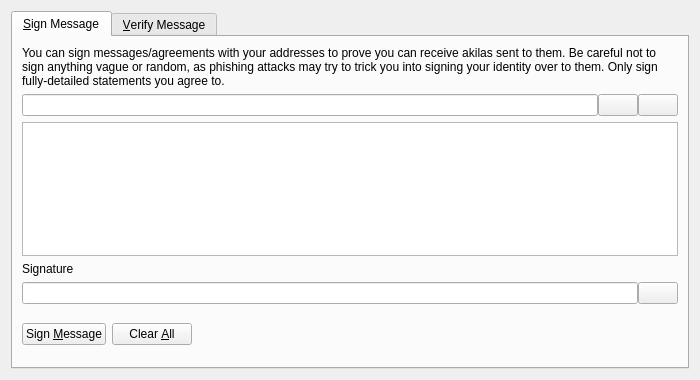
The window that src/qt/forms/signverifymessagedialog.ui (PaladeumBlockchain/Paladeum) describes before a commit, drawn with Qt 5.
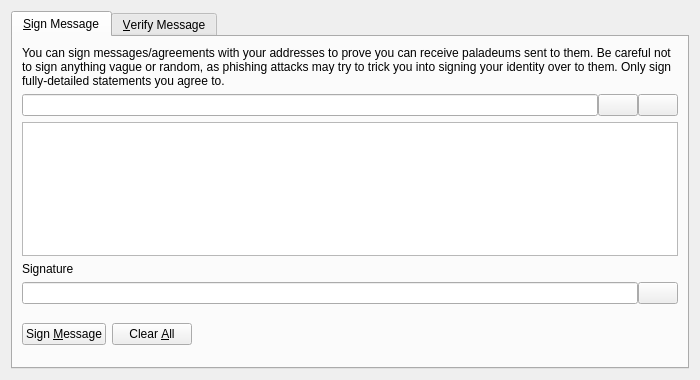
The same window after the commit. Icons and pictures are not drawn. Custom widgets are drawn as their Qt base class.

Commit message: Rename Akila -> Paladeum

Patch:
```diff
--- a/src/qt/forms/signverifymessagedialog.ui
+++ b/src/qt/forms/signverifymessagedialog.ui
@@ -30,7 +30,7 @@
        <item>
         <widget class="QLabel" name="infoLabel_SM">
          <property name="text">
-          <string>You can sign messages/agreements with your addresses to prove you can receive akilas sent to them. Be careful not to sign anything vague or random, as phishing attacks may try to trick you into signing your identity over to them. Only sign fully-detailed statements you agree to.</string>
+          <string>You can sign messages/agreements with your addresses to prove you can receive paladeums sent to them. Be careful not to sign anything vague or random, as phishing attacks may try to trick you into signing your identity over to them. Only sign fully-detailed statements you agree to.</string>
          </property>
          <property name="textFormat">
           <enum>Qt::PlainText</enum>
```
Left out of the diff: 26 changed lines with no effect on the pictures. The commit also changes 1091 other files.
